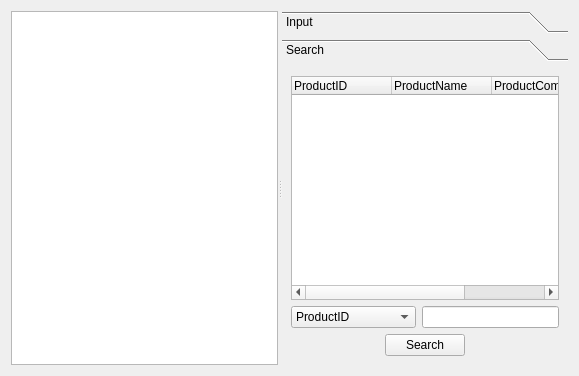
jaehyeonjeong/DataBaseQt, file productmanager.ui: the form before one commit.
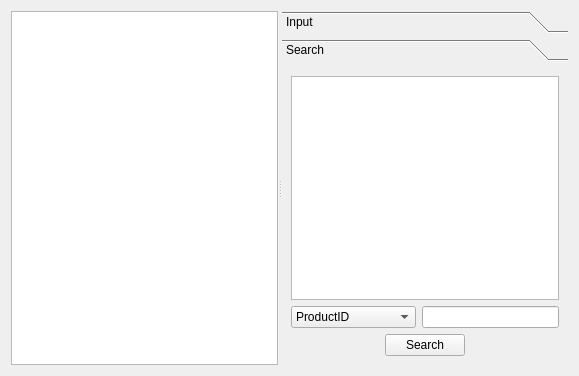
The form after the commit. The open tabs and pages were chosen to show the change.

```diff
--- a/productmanager.ui
+++ b/productmanager.ui
@@ -179,28 +179,7 @@
        </attribute>
        <layout class="QVBoxLayout" name="verticalLayout_2">
         <item>
-         <widget class="QTreeWidget" name="SearchTreeWidget">
-          <column>
-           <property name="text">
-            <string>ProductID</string>
-           </property>
-          </column>
-          <column>
-           <property name="text">
-            <string>ProductName</string>
-           </property>
-          </column>
-          <column>
-           <property name="text">
-            <string>ProductCompany</string>
-           </property>
-          </column>
-          <column>
-           <property name="text">
-            <string>ProductPrice</string>
-           </property>
-          </column>
-         </widget>
+         <widget class="QTableView" name="TBSearchView"/>
         </item>
         <item>
          <layout class="QHBoxLayout" name="horizontalLayout_4">
```
Left out of the diff: 2 changed lines with no effect on the pictures.
